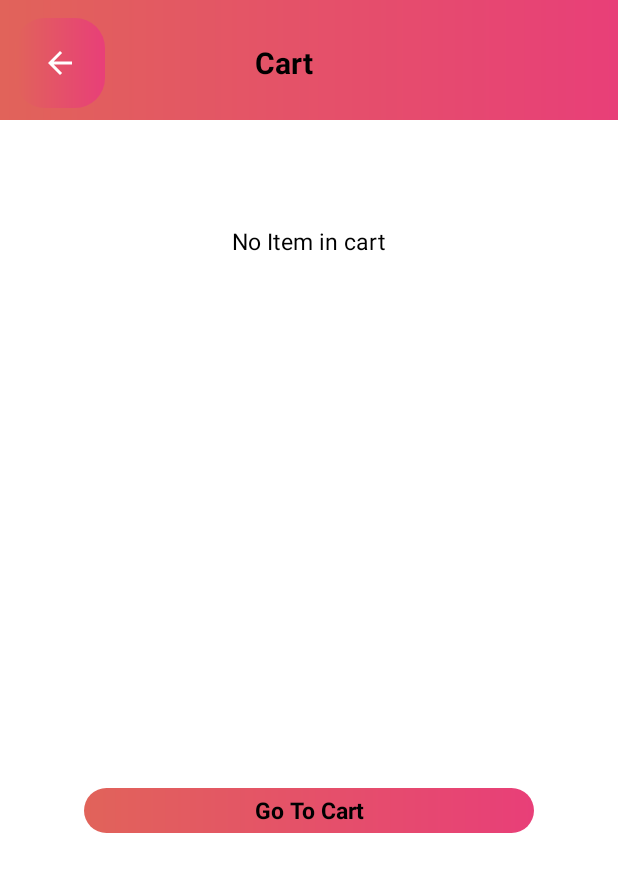
After one commit to Ken329/AndroidStudio_FoodApplication, an Android app: the MainCart screen opened directly, with no data from a screen before it, on a phone screen of 412 x 824 dp. The commit adds this screen. Shown: the top 872 px of the screen. Run offline under Robolectric (Android 15) with nearby library versions, the phone set to English and light mode, and no system bars; our stand-ins replace Firebase (no records; nobody signed in at launch, a user with empty details on screens opened directly).

Commit message:
Done cart and adding, minus and delete food function

```diff
--- a/app/src/main/AndroidManifest.xml
+++ b/app/src/main/AndroidManifest.xml
@@ -9,7 +9,8 @@
         android:roundIcon="@mipmap/ic_launcher_round"
         android:supportsRtl="true"
         android:theme="@style/Theme.FoodApplication">
-        <activity android:name=".MainSearch"></activity>
+        <activity android:name=".MainCart"></activity>
+        <activity android:name=".MainSearch" />
         <activity android:name=".MainPage" />
         <activity android:name=".MainSignUp" />
         <activity android:name=".MainActivity">
--- /dev/null
+++ b/app/src/main/java/com/example/foodapplication/MainCart.java
@@ -0,0 +1,185 @@
+package com.example.foodapplication;
+
+import androidx.annotation.NonNull;
+import androidx.annotation.Nullable;
+import androidx.appcompat.app.AppCompatActivity;
+
+import android.content.Intent;
+import android.os.Bundle;
+import android.view.View;
+import android.view.ViewGroup;
+import android.widget.BaseAdapter;
+import android.widget.ImageButton;
+import android.widget.LinearLayout;
+import android.widget.ListView;
+import android.widget.TextView;
+import android.widget.Toast;
+
+import com.google.firebase.database.ChildEventListener;
+import com.google.firebase.database.DataSnapshot;
+import com.google.firebase.database.DatabaseError;
+import com.google.firebase.database.DatabaseReference;
+import com.google.firebase.database.FirebaseDatabase;
+import com.google.firebase.database.Query;
+import com.google.firebase.database.ValueEventListener;
+
+import java.text.DecimalFormat;
+import java.util.ArrayList;
+
+public class MainCart extends AppCompatActivity {
+    ImageButton back;
+    ListView list;
+    TextView amount, tax, total, enter, empty;
+    LinearLayout priceLinear;
+
+    String myUser;
+    Double douAmount, douTax, douTotal;
+    ArrayList<String> arrayName, arrayAmount, arrayPrice;
+    DatabaseReference ref;
+    private  static DecimalFormat d2f = new DecimalFormat("#.##");
+    @Override
+    protected void onCreate(Bundle savedInstanceState) {
+        super.onCreate(savedInstanceState);
+        setContentView(R.layout.activity_main_cart);
+        getSupportActionBar().hide();
+        back = findViewById(R.id.mainCartBack);
+        list = findViewById(R.id.mainCartList);
+        amount = findViewById(R.id.mainCartAmount);
+        tax = findViewById(R.id.mainCartTax);
+        total = findViewById(R.id.mainCartTotal);
+        enter = findViewById(R.id.mainCartEnter);
+        empty = findViewById(R.id.mainCartEmpty);
+        priceLinear = findViewById(R.id.linearLayout4);
+
+        list.setVisibility(View.INVISIBLE);
+        priceLinear.setVisibility(View.INVISIBLE);
+        empty.setVisibility(View.INVISIBLE);
+        myUser = getIntent().getStringExtra("username");
+
+        arrayName = new ArrayList<>();
+        arrayAmount = new ArrayList<>();
+        arrayPrice = new ArrayList<>();
+        Query query = FirebaseDatabase.getInstance().getReference("cart").child(myUser)
+                .orderByChild("username")
+                .equalTo(myUser);
+        query.addValueEventListener(new ValueEventListener() {
+            @Override
+            public void onDataChange(@NonNull DataSnapshot snapshot) {
+                arrayName.clear();
+                arrayAmount.clear();
+                arrayPrice.clear();
+                douAmount = 0.0;
+                douTax = 0.0;
+                douTotal = 0.0;
+                for(DataSnapshot s1 : snapshot.getChildren()){
+                    String myAmount = s1.child("amount").getValue().toString();
+                    String myFood = s1.child("food").getValue().toString();
+                    String myPrice = s1.child("price").getValue().toString();
+                    arrayAmount.add(myAmount);
+                    arrayName.add(myFood);
+                    arrayPrice.add(myPrice);
+                    douAmount += Double.parseDouble(myPrice);
+                }
+                if(arrayAmount.size() == 0){
+                    list.setVisibility(View.INVISIBLE);
+                    priceLinear.setVisibility(View.INVISIBLE);
+                    empty.setVisibility(View.VISIBLE);
+                    enter.setText("Go To Cart");
+                }else{
+                    list.setVisibility(View.VISIBLE);
+                    priceLinear.setVisibility(View.VISIBLE);
+                    enter.setText("Place Order");
+                    myAdapter adapter = new myAdapter();
+                    list.setAdapter(adapter);
+                    douTax = douAmount * 0.06;
+                    douTotal = douTax + douAmount;
+                    amount.setText(String.valueOf(douAmount));
+                    tax.setText(String.valueOf(d2f.format(douTax)));
+                    total.setText(String.valueOf(d2f.format(douTotal)));
+                }
+            }
+            @Override
+            public void onCancelled(@NonNull DatabaseError error) {
+
+            }
+        });
+        back.setOnClickListener(new View.OnClickListener() {
+            @Override
+            public void onClick(View v) {
+                goBack(v);
+            }
+        });
+        enter.setOnClickListener(new View.OnClickListener() {
+            @Override
+            public void onClick(View v) {
+                String enterText = enter.getText().toString();
+                if(enterText.equals("Go To Cart")){
+                    goBack(v);
+                }else{
+                    Toast.makeText(MainCart.this, "Thank you for ordering with us", Toast.LENGTH_LONG).show();
+                }
+            }
+        });
+
+    }
+    public void goBack(View v){
+        Intent intent = new Intent(v.getContext(), MainPage.class);
+        intent.putExtra("username", myUser);
+        startActivity(intent);
+    }
+    class myAdapter extends BaseAdapter{
+
+        @Override
+        public int getCount() {
+            return arrayName.size();
+        }
+        @Override
+        public Object getItem(int position) {
+            return position;
+        }
+        @Override
+        public long getItemId(int position) {
+            return position;
+        }
+        @Override
+        public View getView(int position, View convertView, ViewGroup parent) {
+            convertView = getLayoutInflater().inflate(R.layout.main_cart_layout, null);
+            TextView name = (TextView) convertView.findViewById(R.id.cartLayoutName);
+            TextView amount = (TextView) convertView.findViewById(R.id.cartLayoutAmount);
+            TextView price = (TextView) convertView.findViewById(R.id.cartLayoutPrice);
+            TextView minus = (TextView) convertView.findViewById(R.id.cartLayoutMinus);
+            TextView plus = (TextView) convertView.findViewById(R.id.cartLayoutPlus);
+            calculatePrice c1 = new calculatePrice();
+            minus.setOnClickListener(new View.OnClickListener() {
+                @Override
+                public void onClick(View v) {
+                    int newAmount = Integer.parseInt(arrayAmount.get(position)) - 1;
+                    String price = c1.calculate(arrayName.get(position), String.valueOf(newAmount));
+                    ref = FirebaseDatabase.getInstance().getReference("cart").child(myUser).child(arrayName.get(position));
+                    if(newAmount < 1){
+                        ref.removeValue();
+                        Toast.makeText(MainCart.this, arrayName.get(position) + " has been removed", Toast.LENGTH_SHORT).show();
+                    }else{
+                        ref.child("amount").setValue(String.valueOf(newAmount));
+                        ref.child("price").setValue(price);
+                    }
+                }
+            });
+            plus.setOnClickListener(new View.OnClickListener() {
+                @Override
+                public void onClick(View v) {
+                    int newAmount = Integer.parseInt(arrayAmount.get(position)) + 1;
+                    String price = c1.calculate(arrayName.get(position), String.valueOf(newAmount));
+                    ref = FirebaseDatabase.getInstance().getReference("cart").child(myUser).child(arrayName.get(position));
+                    ref.child("amount").setValue(String.valueOf(newAmount));
+                    ref.child("price").setValue(price);
+                }
+            });
+
+            name.setText(arrayName.get(position));
+            amount.setText(arrayAmount.get(position));
+            price.setText(arrayPrice.get(position));
+            return convertView;
+        }
+    }
+}
--- /dev/null
+++ b/app/src/main/res/layout/activity_main_cart.xml
@@ -0,0 +1,190 @@
+<?xml version="1.0" encoding="utf-8"?>
+<androidx.constraintlayout.widget.ConstraintLayout
+    xmlns:android="http://schemas.android.com/apk/res/android"
+    xmlns:app="http://schemas.android.com/apk/res-auto"
+    xmlns:tools="http://schemas.android.com/tools"
+    android:layout_width="match_parent"
+    android:layout_height="match_parent"
+    tools:context=".MainCart">
+
+    <LinearLayout
+        android:id="@+id/linearLayout3"
+        android:layout_width="match_parent"
+        android:layout_height="80dp"
+        android:background="@drawable/title_bar"
+        android:orientation="horizontal"
+        app:layout_constraintEnd_toEndOf="parent"
+        app:layout_constraintStart_toStartOf="parent"
+        app:layout_constraintTop_toTopOf="parent">
+
+        <ImageButton
+            android:id="@+id/mainCartBack"
+            android:layout_width="60dp"
+            android:layout_height="60dp"
+            android:layout_marginLeft="10dp"
+            android:layout_marginTop="12dp"
+            android:background="@drawable/button"
+            app:srcCompat="@drawable/abc_vector_test" />
+
+        <TextView
+            android:layout_width="wrap_content"
+            android:layout_height="wrap_content"
+            android:layout_marginLeft="100dp"
+            android:layout_marginTop="28dp"
+            android:text="Cart"
+            android:textColor="@color/black"
+            android:textSize="20dp"
+            android:textStyle="bold"></TextView>
+    </LinearLayout>
+    <ListView
+        android:id="@+id/mainCartList"
+        android:layout_width="match_parent"
+        android:layout_height="300dp"
+        android:layout_marginTop="15dp"
+        app:layout_constraintEnd_toEndOf="parent"
+        app:layout_constraintStart_toStartOf="parent"
+        app:layout_constraintTop_toBottomOf="@+id/linearLayout3" />
+
+    <LinearLayout
+        android:id="@+id/linearLayout4"
+        android:layout_width="match_parent"
+        android:layout_height="90dp"
+        android:layout_marginTop="20dp"
+        android:orientation="vertical"
+        app:layout_constraintEnd_toEndOf="parent"
+        app:layout_constraintStart_toStartOf="parent"
+        app:layout_constraintTop_toBottomOf="@+id/mainCartList">
+
+        <LinearLayout
+            android:layout_width="match_parent"
+            android:layout_height="20dp"
+            android:layout_marginTop="10dp"
+            android:orientation="horizontal">
+
+            <LinearLayout
+                android:layout_width="270dp"
+                android:layout_height="match_parent">
+
+                <TextView
+                    android:layout_width="match_parent"
+                    android:layout_height="match_parent"
+                    android:gravity="end"
+                    android:text="Amount: "
+                    android:textColor="@color/black"
+                    android:textSize="15dp"></TextView>
+            </LinearLayout>
+
+            <LinearLayout
+                android:layout_width="match_parent"
+                android:layout_height="match_parent">
+
+                <TextView
+                    android:id="@+id/mainCartAmount"
+                    android:layout_width="match_parent"
+                    android:layout_height="match_parent"
+                    android:gravity="center"
+                    android:text="$$$"
+                    android:textColor="@color/black"
+                    android:textSize="15dp"></TextView>
+            </LinearLayout>
+        </LinearLayout>
+
+        <LinearLayout
+            android:layout_width="match_parent"
+            android:layout_height="20dp"
+            android:layout_marginTop="10dp"
+            android:orientation="horizontal">
+
+            <LinearLayout
+                android:layout_width="270dp"
+                android:layout_height="match_parent">
+
+                <TextView
+                    android:layout_width="match_parent"
+                    android:layout_height="match_parent"
+                    android:gravity="end"
+                    android:text="Tax GST: "
+                    android:textColor="@color/black"
+                    android:textSize="15dp"></TextView>
+            </LinearLayout>
+
+            <LinearLayout
+                android:layout_width="match_parent"
+                android:layout_height="match_parent">
+
+                <TextView
+                    android:id="@+id/mainCartTax"
+                    android:layout_width="match_parent"
+                    android:layout_height="match_parent"
+                    android:gravity="center"
+                    android:text="$$$"
+                    android:textColor="@color/black"
+                    android:textSize="15dp"></TextView>
+            </LinearLayout>
+        </LinearLayout>
+
+        <LinearLayout
+            android:layout_width="match_parent"
+            android:layout_height="20dp"
+            android:layout_marginTop="10dp"
+            android:orientation="horizontal">
+
+            <LinearLayout
+                android:layout_width="270dp"
+                android:layout_height="match_parent">
+
+                <TextView
+                    android:layout_width="match_parent"
+                    android:layout_height="match_parent"
+                    android:gravity="end"
+                    android:text="Total: "
+                    android:textColor="@color/black"
+                    android:textSize="15dp"></TextView>
+            </LinearLayout>
+
+            <LinearLayout
+                android:layout_width="match_parent"
+                android:layout_height="match_parent">
+
+                <TextView
+                    android:id="@+id/mainCartTotal"
+                    android:layout_width="match_parent"
+                    android:layout_height="match_parent"
+                    android:gravity="center"
+                    android:text="$$$"
+                    android:textColor="@color/black"
+                    android:textSize="15dp"></TextView>
+            </LinearLayout>
+        </LinearLayout>
+    </LinearLayout>
+    <LinearLayout
+        android:layout_width="300dp"
+        android:layout_height="30dp"
+        android:layout_marginTop="20dp"
+        android:background="@drawable/button"
+        app:layout_constraintEnd_toEndOf="parent"
+        app:layout_constraintStart_toStartOf="parent"
+        app:layout_constraintTop_toBottomOf="@+id/linearLayout4">
+        <TextView
+            android:id="@+id/mainCartEnter"
+            android:layout_width="match_parent"
+            android:layout_height="match_parent"
+            android:text="Place Order"
+            android:textColor="@color/black"
+            android:textSize="15dp"
+            android:gravity="center"
+            android:textStyle="bold"></TextView>
+    </LinearLayout>
+
+    <TextView
+        android:id="@+id/mainCartEmpty"
+        android:layout_width="wrap_content"
+        android:layout_height="wrap_content"
+        android:text="No Item in cart"
+        android:textColor="@color/black"
+        android:textSize="15dp"
+        android:layout_marginTop="150dp"
+        app:layout_constraintEnd_toEndOf="parent"
+        app:layout_constraintStart_toStartOf="parent"
+        app:layout_constraintTop_toTopOf="parent"></TextView>
+</androidx.constraintlayout.widget.ConstraintLayout>
--- a/app/src/main/res/layout/activity_main_page.xml
+++ b/app/src/main/res/layout/activity_main_page.xml
@@ -399,7 +399,7 @@
                         android:layout_width="match_parent"
                         android:layout_height="20dp"
                         android:gravity="center"
-                        android:text="Ice Cream"
+                        android:text="Ice-Cream"
                         android:textColor="@color/black"
                         android:textSize="15dp"></TextView>
                 </LinearLayout>
@@ -437,7 +437,7 @@
                         android:layout_width="match_parent"
                         android:layout_height="20dp"
                         android:gravity="center"
-                        android:text="Maccaron"
+                        android:text="Maccoron"
                         android:textColor="@color/black"
                         android:textSize="15dp"></TextView>
                 </LinearLayout>
--- a/app/src/main/res/menu/nav_header_menu.xml
+++ b/app/src/main/res/menu/nav_header_menu.xml
@@ -7,10 +7,14 @@
         android:title="Profile"></item>
     <item
         android:id="@+id/item2"
+        android:icon="@drawable/ic_baseline_shopping_cart_24"
+        android:title="Cart"></item>
+    <item
+        android:id="@+id/item3"
         android:icon="@drawable/ic_baseline_settings_24"
         android:title="Setting"></item>
     <item
-        android:id="@+id/item3"
+        android:id="@+id/item4"
         android:icon="@drawable/ic_baseline_login_24"
         android:title="Logout"></item>
 </menu>
```
Also changed, not shown: app/src/main/java/com/example/foodapplication/MainPage.java (+31 -10 lines), app/src/main/java/com/example/foodapplication/calculatePrice.java (added, +59 -0 lines), app/src/main/java/com/example/foodapplication/customAdapter.java (+12 -7 lines), app/src/main/res/drawable/ic_baseline_shopping_cart_24.xml (added, +10 -0 lines), app/src/main/res/layout/main_cart_layout.xml (added, +96 -0 lines).
